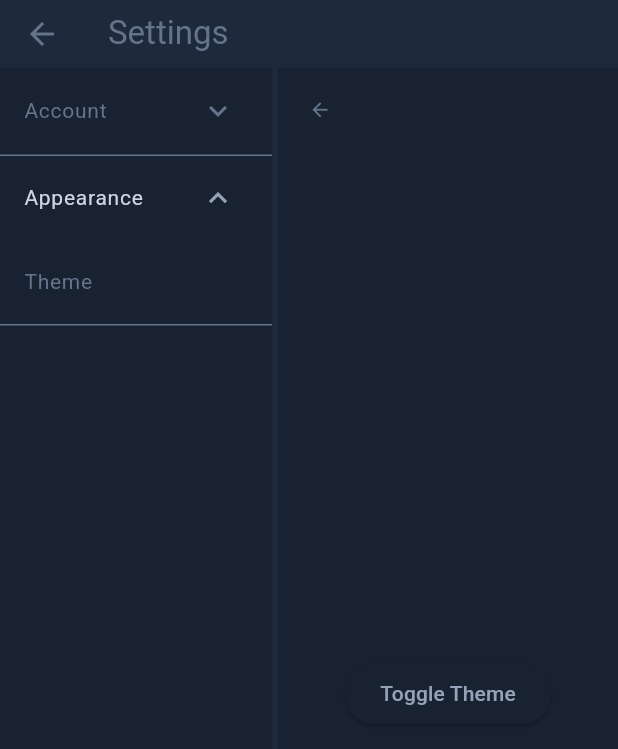
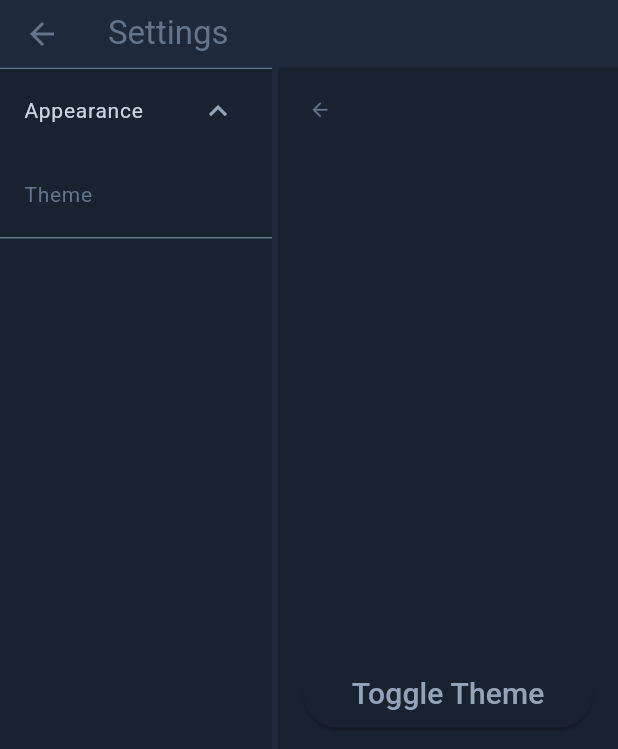
Before and after one commit to Ido-Badash/Flowscape, a Flutter app: the SettingsPage screen opened directly, after a tap on "Appearance", after a tap on "Theme", on a phone screen of 412 x 824 dp. Shown: the top 749 px of the screen. Run offline on Flutter 3.47's test engine with Material 3 defaults, Android fonts, the phone set to English and light mode, and no system bars; our stand-ins replace smooth_page_indicator.

Commit message:
🛠️✨ Refactor SettingsPage to remove Account expansion tile and streamline appearance options.

```diff
--- a/lib/features/settings/appearance_tile/theme_select.dart
+++ b/lib/features/settings/appearance_tile/theme_select.dart
@@ -16,7 +16,10 @@ class _ThemeSelectScreenState extends State<ThemeSelectScreen> {
       body: Center(
         child: ElevatedButton(
           onPressed: () => Provider.of<ThemeProvider>(context, listen: false).toggleTheme(),
-          child: Text("Toggle Theme")),
+          child: Padding(
+            padding: const EdgeInsets.all(8.0),
+            child: Text("Toggle Theme", style: TextStyle(fontSize: 20),),
+          )),
         ),
     );
   }
--- a/lib/features/settings/settings.dart
+++ b/lib/features/settings/settings.dart
@@ -82,19 +82,8 @@ class _SettingsPageState extends State<SettingsPage> {
     return Flexible(
       flex: 4, // Scale double to int for finer control
       child: ListView(
-        children: [buildAccountExpansionTile(), buildAppearanceExpansionTile()],
+        children: [buildAppearanceExpansionTile()],
       ),
-    );
-  }
-
-  ExpansionTile buildAccountExpansionTile() {
-    return const ExpansionTile(
-      title: Text('Account', softWrap: false),
-      children: [
-        ListTile(title: Text('Edit')),
-        ListTile(title: Text('Info')),
-        ListTile(title: Text('Sign out')),
-      ],
     );
   }
 
```
